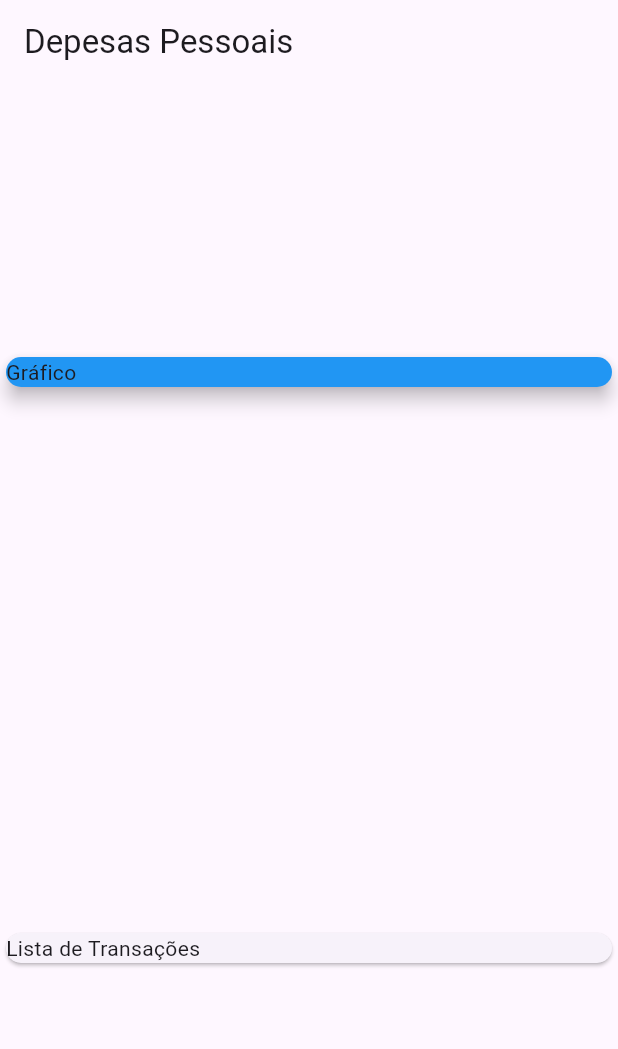
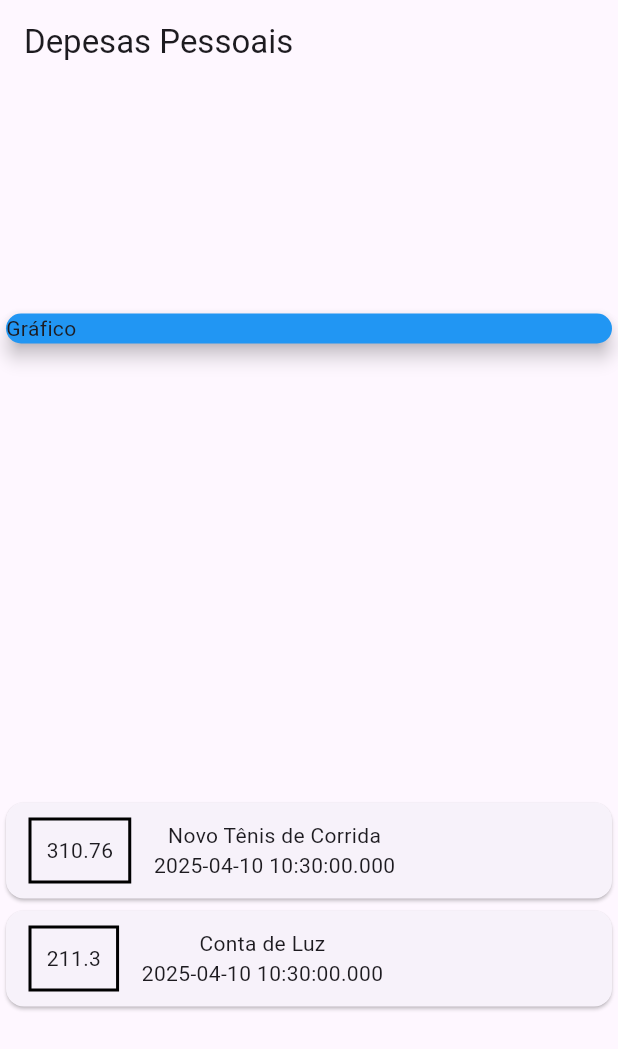
Before and after one commit to higornobrega/Curso_Aprenda_Flutter_e_Desenvolva_Apps_Para_Android_e_IOS, a Flutter app: the screen it shows after launch, on a phone screen of 412 x 824 dp. Shown: the top 1049 px of the screen. Run offline on Flutter 3.47's test engine with Material 3 defaults, Android fonts, the phone set to English and light mode, and no system bars.

```diff
--- a/secao_quatro/expenses/lib/main.dart
+++ b/secao_quatro/expenses/lib/main.dart
@@ -1,3 +1,4 @@
+import 'package:expenses/models/transaction.dart';
 import 'package:flutter/material.dart';
 
 void main(List<String> args) {
@@ -14,8 +15,20 @@ class ExpensesApp extends StatelessWidget {
 }
 
 class MyHomePage extends StatelessWidget {
-  const MyHomePage({super.key});
-
+  final _transactions = [
+    Transaction(
+      id: 't1',
+      title: 'Novo Tênis de Corrida',
+      value: 310.76,
+      date: DateTime.now(),
+    ),
+    Transaction(
+      id: 't2',
+      title: 'Conta de Luz',
+      value: 211.30,
+      date: DateTime.now(),
+    ),
+  ];
   @override
   Widget build(BuildContext context) {
     return Scaffold(
@@ -31,9 +44,61 @@ class MyHomePage extends StatelessWidget {
               child: Text('Gráfico'),
             ),
           ),
-          Card(child: Text('Lista de Transações')),
+          Column(
+            children:
+                _transactions.map((tr) {
+                  return Card(
+                    child: Row(
+                      children: [
+                        Container(
+                          margin: EdgeInsets.symmetric(
+                            horizontal: 15,
+                            vertical: 10,
+                          ),
+                          decoration: BoxDecoration(
+                            border: Border.all(color: Colors.black, width: 2),
+                          ),
+                          padding: EdgeInsets.all(10),
+                          child: Text(tr.value.toString()),
+                        ),
+                        Column(
+                          children: [Text(tr.title), Text(tr.date.toString())],
+                        ),
+                      ],
+                    ),
+                  );
+                }).toList(),
+          ),
         ],
       ),
     );
   }
 }
+
+
+// Correção Transaction e SDK
+// Fala galera!
+
+// Na próxima aula o professor vai criar a classe modelo Transaction, porém algumas mudanças são necessárias por conta do Flutter 2. Em resumo, não será mais necessário fazer o import do 'foundation' nem utilizar o @ no required.
+
+// O código ficará assim:
+
+// class Transaction {
+//   final String id;
+//   final String title;
+//   final double value;
+//   final DateTime date;
+
+//   Transaction({
+//     required this.id,
+//     required this.title,
+//     required this.value,
+//     required this.date,
+//   });
+// }
+// A mudança na versão do SDK para poder aceitar o operador spread também não é mais necessária, o operador irá funcionar normalmente desde que seu projeto tenha sido criado com as versões atualizadas do Dart e Flutter.
+
+// Como padrão o sdk estará com os seguintes números lá no arquivo pubspec:
+
+// sdk: ">=2.12.0 <3.0.0"
+// Bons estudos!
--- /dev/null
+++ b/secao_quatro/expenses/lib/models/transaction.dart
@@ -0,0 +1,13 @@
+class Transaction {
+  final String id;
+  final String title;
+  final double value;
+  final DateTime date;
+
+  Transaction({
+    required this.id,
+    required this.title,
+    required this.value,
+    required this.date,
+  });
+}
```
